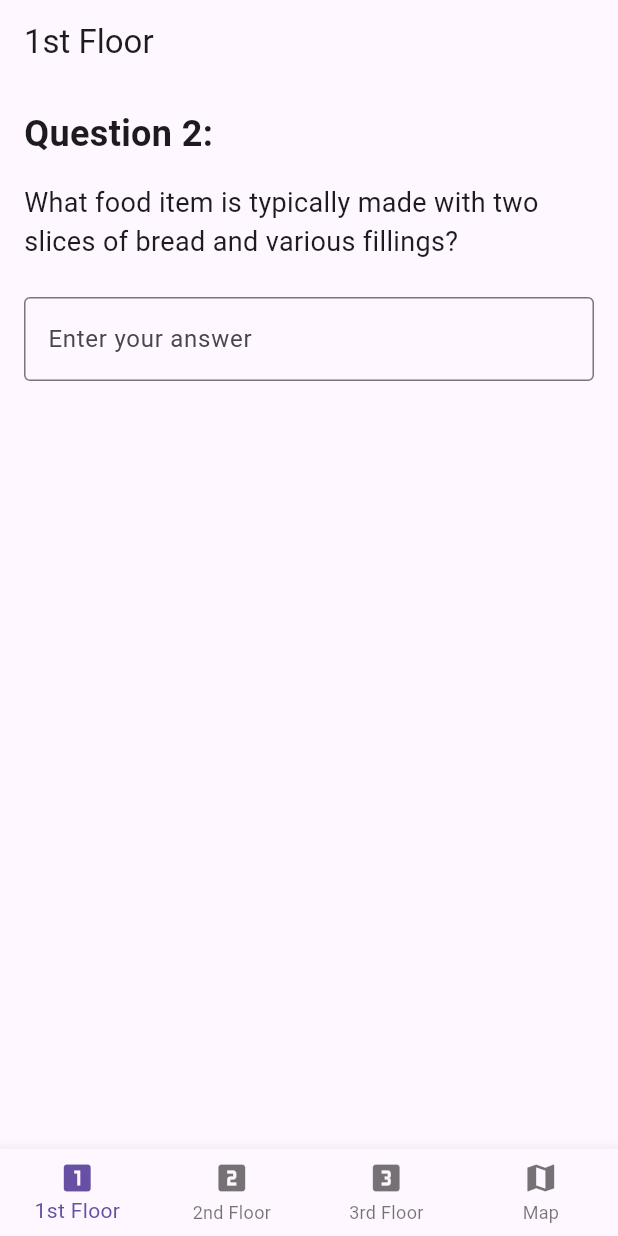
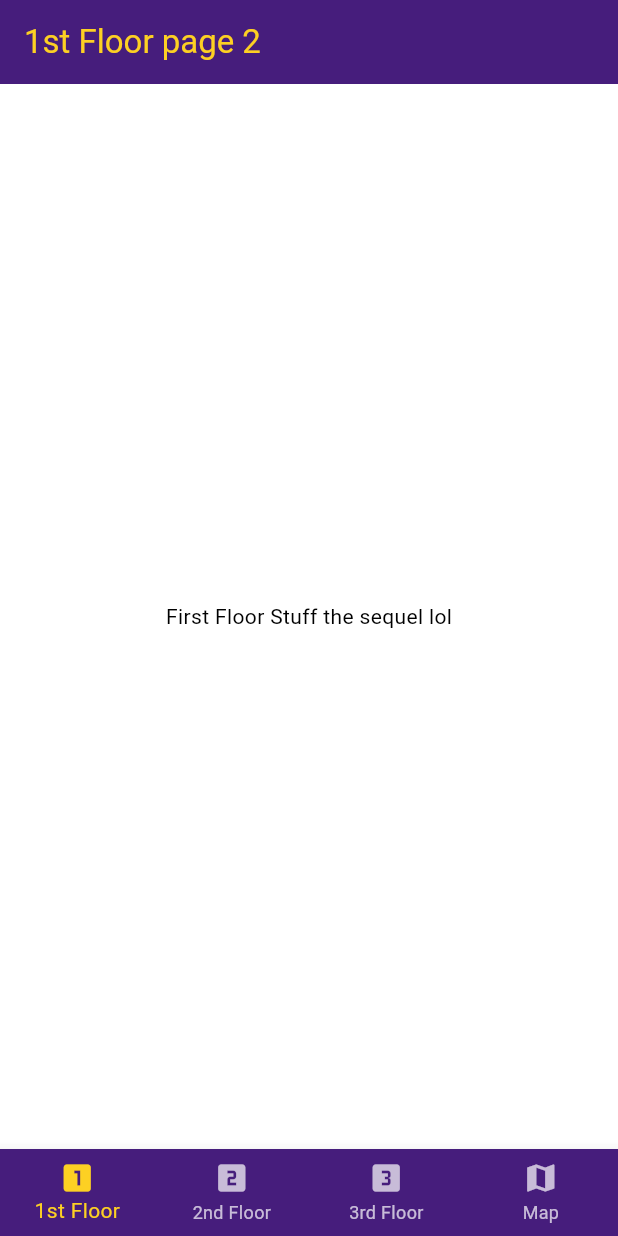
Before and after one commit to dor8d0/Branded-PFT-Scavenger-Hunt, a Flutter app: the screen it shows after launch, after a tap on "Paris", on a phone screen of 412 x 824 dp. Run offline on Flutter 3.47's test engine with Material 3 defaults, Android fonts, the phone set to English and light mode, and no system bars.

Commit message:
Applies LSU colors to the app

```diff
--- a/branded_pft_scavenger_hunt/lib/main.dart
+++ b/branded_pft_scavenger_hunt/lib/main.dart
@@ -5,7 +5,55 @@
 import 'pages/map_page.dart';
 
 void main() {
-  runApp(const MaterialApp(home: MainScreen()));
+  runApp(MaterialApp(
+    home: const MainScreen(),
+    theme: ThemeData(
+      primaryColor: const Color(0xFF461D7C), // LSU Purple
+      colorScheme: ColorScheme.light(
+        primary: const Color(0xFF461D7C), // LSU Purple
+        secondary: const Color(0xFFFDD023), // LSU Gold
+        surface: Colors.white,
+        background: Colors.white,
+        error: Colors.red,
+      ),
+      appBarTheme: const AppBarTheme(
+        backgroundColor: Color(0xFF461D7C), // LSU Purple
+        foregroundColor: Color(0xFFFDD023), // LSU Gold
+      ),
+      elevatedButtonTheme: ElevatedButtonThemeData(
+        style: ElevatedButton.styleFrom(
+          backgroundColor: const Color(0xFF461D7C), // LSU Purple
+          foregroundColor: const Color(0xFFFDD023), // LSU Gold
+          padding: const EdgeInsets.symmetric(horizontal: 24, vertical: 12),
+          shape: RoundedRectangleBorder(
+            borderRadius: BorderRadius.circular(8),
+          ),
+        ),
+      ),
+      radioTheme: RadioThemeData(
+        fillColor: MaterialStateProperty.all(const Color(0xFF461D7C)), // LSU Purple
+      ),
+      inputDecorationTheme: InputDecorationTheme(
+        border: OutlineInputBorder(
+          borderRadius: BorderRadius.circular(8),
+          borderSide: const BorderSide(color: Color(0xFF461D7C)), // LSU Purple
+        ),
+        focusedBorder: OutlineInputBorder(
+          borderRadius: BorderRadius.circular(8),
+          borderSide: const BorderSide(color: Color(0xFF461D7C), width: 2), // LSU Purple
+        ),
+        hintStyle: const TextStyle(color: Colors.grey),
+        errorStyle: const TextStyle(color: Colors.red),
+      ),
+      bottomNavigationBarTheme: const BottomNavigationBarThemeData(
+        backgroundColor: Color(0xFF461D7C), // LSU Purple
+        selectedItemColor: Color(0xFFFDD023), // LSU Gold
+        unselectedItemColor: Colors.white70,
+        type: BottomNavigationBarType.fixed,
+        elevation: 8,
+      ),
+    ),
+  ));
 }
 
 class MainScreen extends StatefulWidget {
@@ -55,7 +103,6 @@
         ],
       ),
       bottomNavigationBar: BottomNavigationBar(
-        type: BottomNavigationBarType.fixed,
         currentIndex: _selectedIndex,
         onTap: _onItemTapped,
         items: const [
--- a/branded_pft_scavenger_hunt/lib/pages/first_floor_page.dart
+++ b/branded_pft_scavenger_hunt/lib/pages/first_floor_page.dart
@@ -13,7 +13,6 @@ class FirstFloorPage extends StatelessWidget {
   static const List<Widget> _pages = [
     FirstFloorQ1(),
     FirstFloorQ2(),
-    FirstFloorQ3(),
   ];
 
   @override
@@ -106,104 +105,18 @@ class _FirstFloorQ1State extends State<FirstFloorQ1> {
   }
 }
 
-class FirstFloorQ2 extends StatefulWidget {
+class FirstFloorQ2 extends StatelessWidget {
   const FirstFloorQ2({super.key});
-
-  @override
-  State<FirstFloorQ2> createState() => _FirstFloorQ2State();
-}
-
-class _FirstFloorQ2State extends State<FirstFloorQ2> {
-  final TextEditingController _answerController = TextEditingController();
-  bool _isCorrect = false;
-
-  void _checkAnswer(String value) {
-    if (value.toLowerCase() == 'sandwiches') {
-      setState(() {
-        _isCorrect = true;
-      });
-      // Add a small delay to show the correct state before navigating
-      Future.delayed(const Duration(milliseconds: 500), () {
-        final firstFloorPage = context.findAncestorWidgetOfExactType<FirstFloorPage>();
-        firstFloorPage?.onIndexChanged(2);
-      });
-    }
-  }
-
-  @override
-  void dispose() {
-    _answerController.dispose();
-    super.dispose();
-  }
 
   @override
   Widget build(BuildContext context) {
     return Scaffold(
       appBar: AppBar(
-        title: const Text('1st Floor'),
+        title: const Text('1st Floor page 2'),
       ),
-      body: Padding(
-        padding: const EdgeInsets.all(16.0),
-        child: Column(
-          crossAxisAlignment: CrossAxisAlignment.start,
-          children: [
-            const Text(
-              'Question 2:',
-              style: TextStyle(
-                fontSize: 24,
-                fontWeight: FontWeight.bold,
-              ),
-            ),
-            const SizedBox(height: 16),
-            const Text(
-              'What food item is typically made with two slices of bread and various fillings?',
-              style: TextStyle(
-                fontSize: 18,
-              ),
-            ),
-            const SizedBox(height: 24),
-            TextField(
-              controller: _answerController,
-              decoration: InputDecoration(
-                hintText: 'Enter your answer',
-                border: const OutlineInputBorder(),
-                suffixIcon: _isCorrect
-                    ? const Icon(Icons.check_circle, color: Colors.green)
-                    : null,
-              ),
-              onChanged: _checkAnswer,
-              onSubmitted: _checkAnswer,
-            ),
-            if (_isCorrect)
-              const Padding(
-                padding: EdgeInsets.only(top: 8.0),
-                child: Text(
-                  'Correct! Moving to next question...',
-                  style: TextStyle(
-                    color: Colors.green,
-                    fontWeight: FontWeight.bold,
-                  ),
-                ),
-              ),
-          ],
-        ),
+      body: const Center(
+        child: Text('First Floor Stuff the sequel lol'),
       ),
     );
   }
 }
-
-class FirstFloorQ3 extends StatelessWidget {
-  const FirstFloorQ3({super.key});
-
-  @override
-  Widget build(BuildContext context) {
-    return Scaffold(
-      appBar: AppBar(
-        title: const Text('1st Floor'),
-      ),
-      body: const Center(
-        child: Text('First Floor Question 3'),
-      ),
-    );
-  }
-}
```
